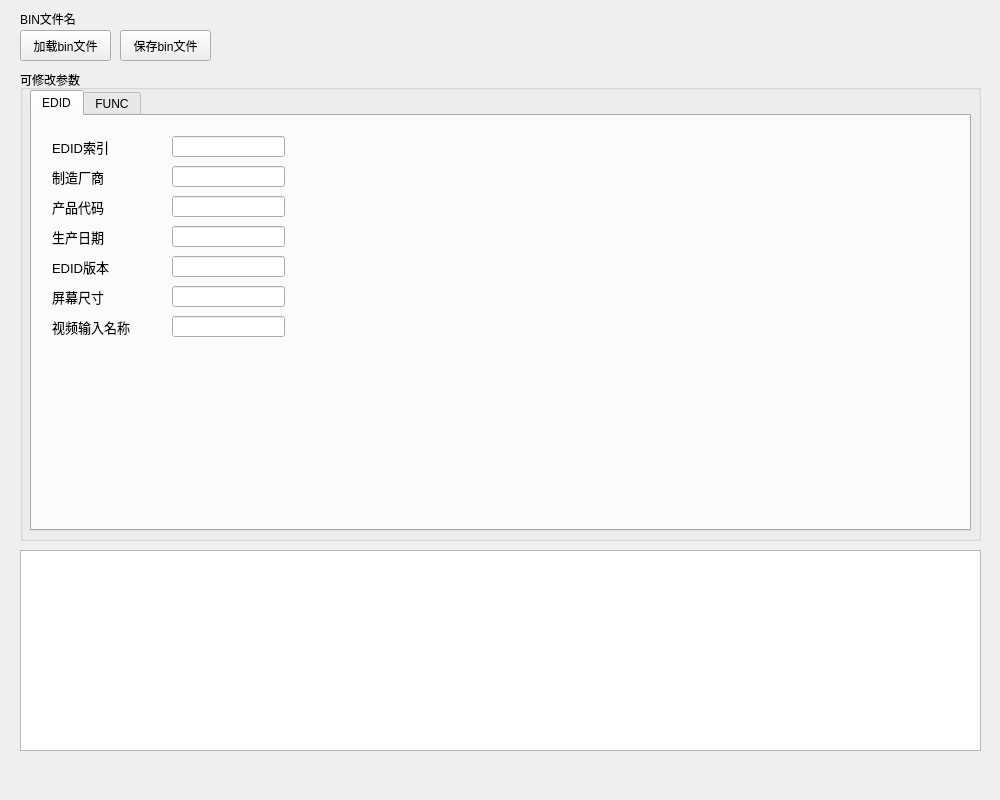
Qt form hk_bin_tool.ui (wayneso/HK_BIN_TOOL) before a commit.
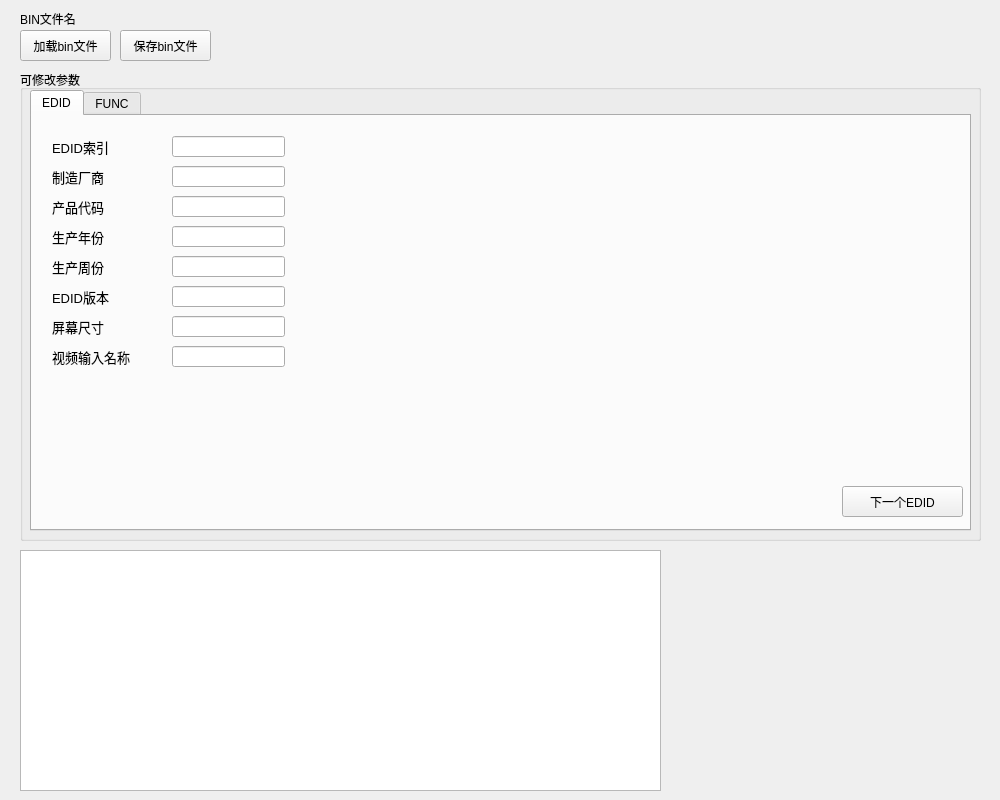
The same form after that commit.

Commit message: 添加EDID提取分析

What changed in the file:
```diff
--- a/hk_bin_tool.ui
+++ b/hk_bin_tool.ui
@@ -223,7 +223,7 @@
        </font>
       </property>
       <property name="text">
-       <string>生产日期</string>
+       <string>生产年份</string>
       </property>
      </widget>
      <widget class="QLineEdit" name="DATA_lineEdit">
@@ -252,7 +252,7 @@
       <property name="geometry">
        <rect>
         <x>20</x>
-        <y>140</y>
+        <y>170</y>
         <width>111</width>
         <height>21</height>
        </rect>
@@ -270,7 +270,7 @@
       <property name="geometry">
        <rect>
         <x>140</x>
-        <y>140</y>
+        <y>170</y>
         <width>113</width>
         <height>21</height>
        </rect>
@@ -292,7 +292,7 @@
       <property name="geometry">
        <rect>
         <x>20</x>
-        <y>170</y>
+        <y>200</y>
         <width>111</width>
         <height>21</height>
        </rect>
@@ -310,7 +310,7 @@
       <property name="geometry">
        <rect>
         <x>140</x>
-        <y>170</y>
+        <y>200</y>
         <width>113</width>
         <height>21</height>
        </rect>
@@ -332,7 +332,7 @@
       <property name="geometry">
        <rect>
         <x>140</x>
-        <y>200</y>
+        <y>230</y>
         <width>113</width>
         <height>21</height>
        </rect>
@@ -354,7 +354,7 @@
       <property name="geometry">
        <rect>
         <x>20</x>
-        <y>200</y>
+        <y>230</y>
         <width>111</width>
         <height>21</height>
        </rect>
@@ -368,6 +368,59 @@
        <string>视频输入名称</string>
       </property>
      </widget>
+     <widget class="QPushButton" name="Next_EDID_Button">
+      <property name="geometry">
+       <rect>
+        <x>810</x>
+        <y>370</y>
+        <width>121</width>
+        <height>31</height>
+       </rect>
+      </property>
+      <property name="text">
+       <string>下一个EDID</string>
+      </property>
+     </widget>
+     <widget class="QLineEdit" name="DATA_WEEK_lineEdit">
+      <property name="geometry">
+       <rect>
+        <x>140</x>
+        <y>140</y>
+        <width>113</width>
+        <height>21</height>
+       </rect>
+      </property>
+      <property name="font">
+       <font>
+        <pointsize>10</pointsize>
+        <bold>false</bold>
+       </font>
+      </property>
+      <property name="text">
+       <string/>
+      </property>
+      <property name="alignment">
+       <set>Qt::AlignmentFlag::AlignLeading|Qt::AlignmentFlag::AlignLeft|Qt::AlignmentFlag::AlignVCenter</set>
+      </property>
+     </widget>
+     <widget class="QLabel" name="label_8">
+      <property name="geometry">
+       <rect>
+        <x>20</x>
+        <y>140</y>
+        <width>111</width>
+        <height>21</height>
+       </rect>
+      </property>
+      <property name="font">
+       <font>
+        <pointsize>10</pointsize>
+       </font>
+      </property>
+      <property name="text">
+       <string>生产周份</string>
+      </property>
+     </widget>
     </widget>
     <widget class="QWidget" name="FUNC">
      <attribute name="title">
@@ -381,8 +434,8 @@
     <rect>
      <x>20</x>
      <y>550</y>
-     <width>961</width>
-     <height>201</height>
+     <width>641</width>
+     <height>241</height>
     </rect>
    </property>
   </widget>
```
Left out of the diff: 2 changed lines with no effect on the pictures. The commit also changes 5 other files.
